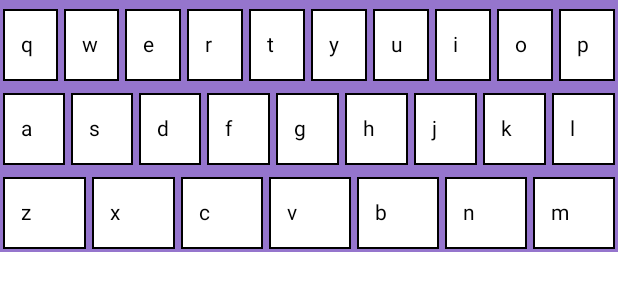
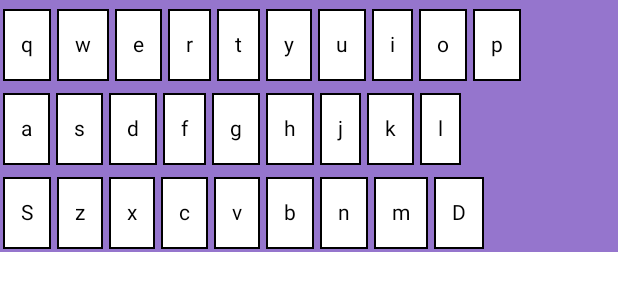
Before and after one commit to liushu-project/liushu, an Android app built with Jetpack Compose: the @Preview function InputScreen, on a phone screen of 412 x 824 dp. Shown: the top 300 px of the screen. Run offline under Robolectric (Android 15) with nearby library versions, the phone set to English and light mode, and no system bars; 1 statement that could not run was skipped.

Commit message:
feat(android): extract `KeyData`, implement delete key

```diff
--- a/liushu-android/app/src/main/java/com/elliot00/liushu/input/InputScreen.kt
+++ b/liushu-android/app/src/main/java/com/elliot00/liushu/input/InputScreen.kt
@@ -19,15 +19,10 @@ package com.elliot00.liushu.input
 
 import android.content.Context
 import androidx.compose.foundation.background
-import androidx.compose.foundation.border
 import androidx.compose.foundation.clickable
-import androidx.compose.foundation.interaction.MutableInteractionSource
-import androidx.compose.foundation.interaction.collectIsPressedAsState
-import androidx.compose.foundation.layout.Box
 import androidx.compose.foundation.layout.Column
 import androidx.compose.foundation.layout.Row
 import androidx.compose.foundation.layout.Spacer
-import androidx.compose.foundation.layout.fillMaxHeight
 import androidx.compose.foundation.layout.fillMaxWidth
 import androidx.compose.foundation.layout.padding
 import androidx.compose.foundation.layout.width
@@ -39,7 +34,6 @@ import androidx.compose.runtime.getValue
 import androidx.compose.runtime.mutableStateOf
 import androidx.compose.runtime.remember
 import androidx.compose.runtime.setValue
-import androidx.compose.ui.Alignment
 import androidx.compose.ui.Modifier
 import androidx.compose.ui.graphics.Color
 import androidx.compose.ui.layout.Layout
@@ -47,6 +41,9 @@ import androidx.compose.ui.platform.LocalContext
 import androidx.compose.ui.tooling.preview.Preview
 import androidx.compose.ui.unit.Dp
 import androidx.compose.ui.unit.dp
+import com.elliot00.liushu.input.keyboard.Key
+import com.elliot00.liushu.input.keyboard.KeyCode
+import com.elliot00.liushu.input.keyboard.KeyData
 import com.elliot00.liushu.service.ImeService
 import com.elliot00.liushu.uniffi.Candidate
 
@@ -57,9 +54,40 @@ fun InputScreen() {
     val inputState = rememberInputState(context = ctx)
 
     val keysMatrix = arrayOf(
-        arrayOf("q", "w", "e", "r", "t", "y", "u", "i", "o", "p"),
-        arrayOf("a", "s", "d", "f", "g", "h", "j", "k", "l"),
-        arrayOf("z", "x", "c", "v", "b", "n", "m")
+        arrayOf(
+            KeyData(label = "q", keyCode = KeyCode.Alpha("q")),
+            KeyData(label = "w", keyCode = KeyCode.Alpha("w")),
+            KeyData(label = "e", keyCode = KeyCode.Alpha("e")),
+            KeyData(label = "r", keyCode = KeyCode.Alpha("r")),
+            KeyData(label = "t", keyCode = KeyCode.Alpha("t")),
+            KeyData(label = "y", keyCode = KeyCode.Alpha("y")),
+            KeyData(label = "u", keyCode = KeyCode.Alpha("u")),
+            KeyData(label = "i", keyCode = KeyCode.Alpha("i")),
+            KeyData(label = "o", keyCode = KeyCode.Alpha("o")),
+            KeyData(label = "p", keyCode = KeyCode.Alpha("p"))
+        ),
+        arrayOf(
+            KeyData(label = "a", keyCode = KeyCode.Alpha("a")),
+            KeyData(label = "s", keyCode = KeyCode.Alpha("s")),
+            KeyData(label = "d", keyCode = KeyCode.Alpha("d")),
+            KeyData(label = "f", keyCode = KeyCode.Alpha("f")),
+            KeyData(label = "g", keyCode = KeyCode.Alpha("g")),
+            KeyData(label = "h", keyCode = KeyCode.Alpha("h")),
+            KeyData(label = "j", keyCode = KeyCode.Alpha("j")),
+            KeyData(label = "k", keyCode = KeyCode.Alpha("k")),
+            KeyData(label = "l", keyCode = KeyCode.Alpha("l"))
+        ),
+        arrayOf(
+            KeyData(label = "S", keyCode = KeyCode.Shift),
+            KeyData(label = "z", keyCode = KeyCode.Alpha("z")),
+            KeyData(label = "x", keyCode = KeyCode.Alpha("x")),
+            KeyData(label = "c", keyCode = KeyCode.Alpha("c")),
+            KeyData(label = "v", keyCode = KeyCode.Alpha("v")),
+            KeyData(label = "b", keyCode = KeyCode.Alpha("b")),
+            KeyData(label = "n", keyCode = KeyCode.Alpha("n")),
+            KeyData(label = "m", keyCode = KeyCode.Alpha("m")),
+            KeyData(label = "D", keyCode = KeyCode.Delete),
+        )
     )
 
     Column(
@@ -82,10 +110,8 @@ fun InputScreen() {
         keysMatrix.forEach { row ->
             FixedHeightBox(modifier = Modifier.fillMaxWidth(), height = 56.dp) {
                 Row(Modifier) {
-                    row.forEach { key ->
-                        KeyboardKey(keyboardKey = key, modifier = Modifier.weight(1f)) {
-                            inputState.handleKey(it)
-                        }
+                    row.forEach { data ->
+                        Key(data, inputState)
                     }
                 }
             }
@@ -108,60 +134,26 @@ fun FixedHeightBox(modifier: Modifier, height: Dp, content: @Composable () -> Un
     }
 }
 
-@Composable
-fun KeyboardKey(
-    keyboardKey: String,
-    modifier: Modifier,
-    onKeyPressed: (String) -> Unit
-) {
-    val interactionSource = remember { MutableInteractionSource() }
-    val pressed = interactionSource.collectIsPressedAsState()
-    Box(modifier = modifier.fillMaxHeight(), contentAlignment = Alignment.BottomCenter) {
-        Text(
-            keyboardKey,
-            Modifier
-                .fillMaxWidth()
-                .padding(2.dp)
-                .border(1.dp, Color.Black)
-                .clickable(interactionSource = interactionSource, indication = null) {
-                    onKeyPressed(keyboardKey)
-                }
-                .background(Color.White)
-                .padding(
-                    start = 12.dp,
-                    end = 12.dp,
-                    top = 16.dp,
-                    bottom = 16.dp
-                )
-
-        )
-        if (pressed.value) {
-            Text(
-                keyboardKey,
-                Modifier
-                    .fillMaxWidth()
-                    .border(1.dp, Color.Black)
-                    .background(Color.White)
-                    .padding(
-                        start = 16.dp,
-                        end = 16.dp,
-                        top = 16.dp,
-                        bottom = 48.dp
-                    )
-            )
-        }
-    }
-}
-
 class InputStateHolder(private val context: Context) {
     private var input by mutableStateOf("")
 
     var candidates by mutableStateOf(listOf<Candidate>())
         private set
 
-    fun handleKey(key: String) {
-        input += key
-        candidates = (context as ImeService).engine.search(input)
+    fun handleKeyCode(keyCode: KeyCode) {
+        when (keyCode) {
+            is KeyCode.Alpha -> handleAlphaCode(keyCode.code)
+            is KeyCode.Delete -> {
+                if (input.isNotEmpty()) {
+                    input = input.dropLast(1)
+                    candidates = (context as ImeService).engine.search(input)
+                } else {
+                    (context as ImeService).currentInputConnection.deleteSurroundingText(1, 0)
+                }
+            }
+
+            else -> {}
+        }
     }
 
     fun commitCandidate(candidate: Candidate) {
@@ -172,6 +164,11 @@ class InputStateHolder(private val context: Context) {
         input = ""
         candidates = listOf()
     }
+
+    private fun handleAlphaCode(code: String) {
+        input += code
+        candidates = (context as ImeService).engine.search(input)
+    }
 }
 
 @Composable
--- /dev/null
+++ b/liushu-android/app/src/main/java/com/elliot00/liushu/input/keyboard/Key.kt
@@ -0,0 +1,61 @@
+/*
+ *     Copyright (C) 2023  Elliot Xu
+ *
+ *     This program is free software: you can redistribute it and/or modify
+ *     it under the terms of the GNU Affero General Public License as published by
+ *     the Free Software Foundation, either version 3 of the License, or
+ *     (at your option) any later version.
+ *
+ *     This program is distributed in the hope that it will be useful,
+ *     but WITHOUT ANY WARRANTY; without even the implied warranty of
+ *     MERCHANTABILITY or FITNESS FOR A PARTICULAR PURPOSE.  See the
+ *     GNU Affero General Public License for more details.
+ *
+ *     You should have received a copy of the GNU Affero General Public License
+ *     along with this program.  If not, see <https://www.gnu.org/licenses/>.
+ */
+
+package com.elliot00.liushu.input.keyboard
+
+import androidx.compose.foundation.background
+import androidx.compose.foundation.border
+import androidx.compose.foundation.clickable
+import androidx.compose.foundation.layout.Box
+import androidx.compose.foundation.layout.fillMaxHeight
+import androidx.compose.foundation.layout.fillMaxWidth
+import androidx.compose.foundation.layout.padding
+import androidx.compose.material3.Text
+import androidx.compose.runtime.Composable
+import androidx.compose.ui.Alignment
+import androidx.compose.ui.Modifier
+import androidx.compose.ui.graphics.Color
+import androidx.compose.ui.unit.dp
+import com.elliot00.liushu.input.InputStateHolder
+
+@Composable
+fun Key(
+    data: KeyData,
+    inputState: InputStateHolder
+) {
+    Box(modifier = data.modifier.fillMaxHeight(), contentAlignment = Alignment.BottomCenter) {
+        Text(
+            data.label,
+            Modifier
+                .padding(2.dp)
+                .border(1.dp, Color.Black)
+                .clickable {
+                    inputState.handleKeyCode(data.keyCode)
+                }
+                .background(Color.White)
+                .padding(
+                    start = 12.dp,
+                    end = 12.dp,
+                    top = 16.dp,
+                    bottom = 16.dp
+                )
+
+        )
+    }
+}
+
+data class KeyData(val label: String, val keyCode: KeyCode, val modifier: Modifier = Modifier)
--- /dev/null
+++ b/liushu-android/app/src/main/java/com/elliot00/liushu/input/keyboard/KeyCode.kt
@@ -0,0 +1,24 @@
+/*
+ *     Copyright (C) 2023  Elliot Xu
+ *
+ *     This program is free software: you can redistribute it and/or modify
+ *     it under the terms of the GNU Affero General Public License as published by
+ *     the Free Software Foundation, either version 3 of the License, or
+ *     (at your option) any later version.
+ *
+ *     This program is distributed in the hope that it will be useful,
+ *     but WITHOUT ANY WARRANTY; without even the implied warranty of
+ *     MERCHANTABILITY or FITNESS FOR A PARTICULAR PURPOSE.  See the
+ *     GNU Affero General Public License for more details.
+ *
+ *     You should have received a copy of the GNU Affero General Public License
+ *     along with this program.  If not, see <https://www.gnu.org/licenses/>.
+ */
+
+package com.elliot00.liushu.input.keyboard
+
+sealed class KeyCode {
+    data class Alpha(val code: String) : KeyCode()
+    object Delete : KeyCode()
+    object Shift : KeyCode()
+}
```
Also changed, not shown: 1 other file.
